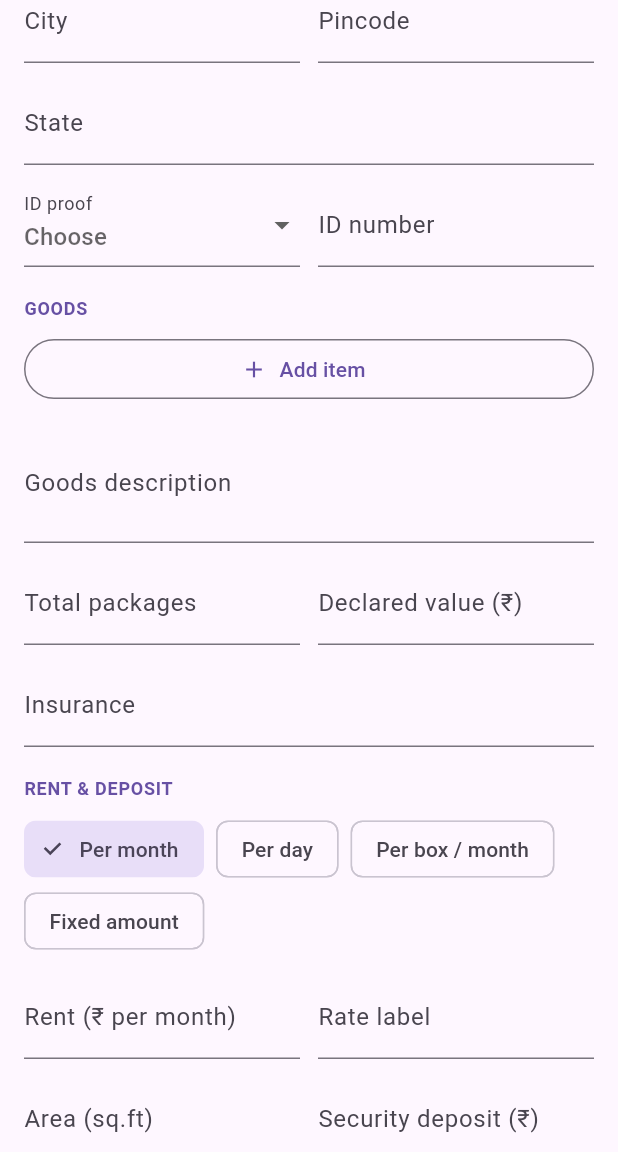
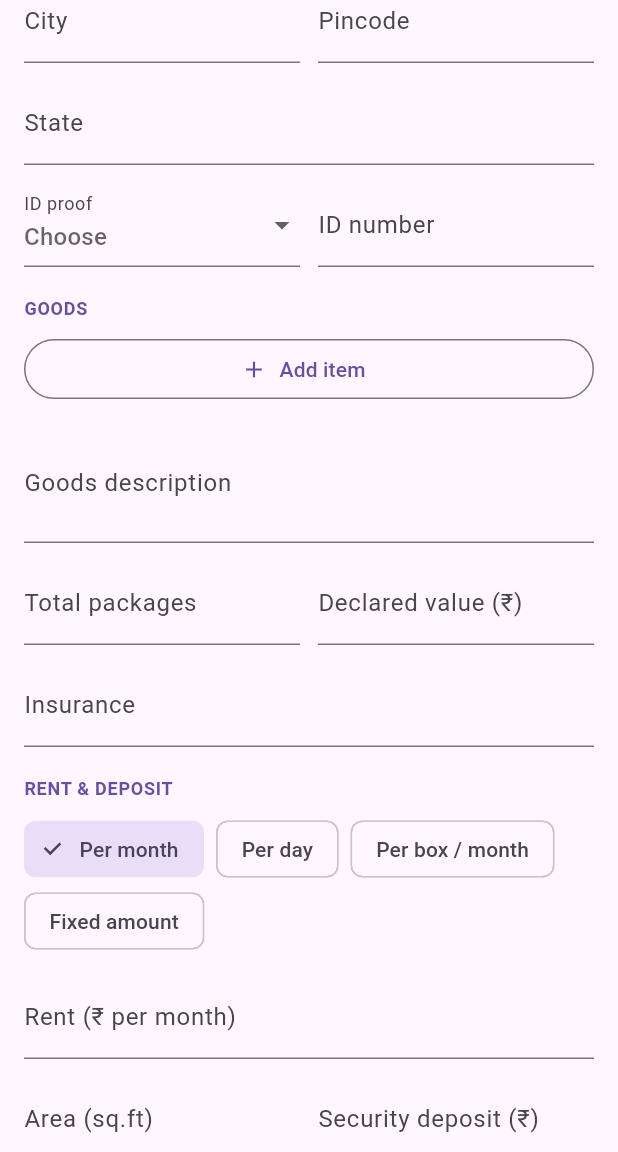
Before and after one commit to DRSGURGAON/storage, a Flutter app: the StorageBookingFormScreen screen opened directly, scrolled down 576 dp, on a phone screen of 412 x 824 dp, the part 84-1236 px from its top. Run offline on Flutter 3.47's test engine with Material 3 defaults, Android fonts, the phone set to English and light mode, and no system bars; our stand-ins replace cloud_firestore, firebase_auth, firebase_core, flutter_riverpod, go_router, image_picker and 5 more; accounts and stored records are empty.

Commit message:
Bring back the blank bill and quotation screens, and make chips readable
The theme gave every button an infinite minimum width. A button that
is a list's child is stretched by the list anyway, but the save bar
under a bill or a quotation puts its button in a Row, and a Row cannot
lay out a child at infinite width. The layout failed, and on a phone
the failure looks like an empty screen under the title. Buttons now
have a minimum height only; the screens that want a full-width button
already ask for one.

Chip labels had no colour of their own and painted white, so on a
white chip "UPI", "Part Payment" and the rest were invisible. They are
ink on white now, white on navy when chosen.

The quotation form also composed its preview from a draft that did not
exist until the record was loaded; the draft now starts empty. Both
forms report a failed load in the same dialog a failed save uses, and
a screen that cannot be built shows the reason in place of the grey
nothing a release build used to show.

The storage form's "Rate label" box, sitting next to the rent, was
being read as a second rent column and filled with a number; the rent
basis already says "per month" or "per box per month", so the box is
gone, and a number saved there earlier is ignored on every paper.

A widget test now renders the four main forms with the real theme and
a real database and fails if any of them comes up empty.

Co-Authored-By: Claude Fable 5.1 <noreply@anthropic.com>
Claude-Session: https://claude.ai/code/session_018yz6ycz2ScGJ5PTqwcZNKh

```diff
--- a/mobile/godown_book/lib/features/reports/services/report_builder.dart
+++ b/mobile/godown_book/lib/features/reports/services/report_builder.dart
@@ -146,7 +146,7 @@ class ReportBuilder {
         since: b.storageStartDate,
         basis: b.rentBasis,
         rate: b.rentRate,
-        rateUnit: b.rentUnitLabel.isEmpty ? b.rentBasis.rateHint : b.rentUnitLabel,
+        rateUnit: b.rentUnit,
         packagesLeft: packages,
         billedUpto: b.rentBilledUpto,
         monthlyRent: _monthlyRent(b, packages),
--- a/mobile/godown_book/lib/features/storage_booking/screens/storage_booking_detail_screen.dart
+++ b/mobile/godown_book/lib/features/storage_booking/screens/storage_booking_detail_screen.dart
@@ -369,7 +369,7 @@ class _StorageBookingDetailScreenState extends State<StorageBookingDetailScreen>
           SignatureDetail(
             'Storage charge',
             b.rentRate > 0
-                ? '₹${_qty(b.rentRate)} ${b.rentUnitLabel.isEmpty ? b.rentBasis.rateHint : b.rentUnitLabel}'
+                ? '₹${_qty(b.rentRate)} ${b.rentUnit}'
                 : 'As agreed',
           ),
           if (b.securityDeposit > 0)
@@ -553,7 +553,7 @@ class _StorageBookingDetailScreenState extends State<StorageBookingDetailScreen>
 
   Widget _rentCard(StorageBookingModel b) {
     final rate = b.rentRate > 0
-        ? '₹${_qty(b.rentRate)} ${b.rentUnitLabel.isEmpty ? b.rentBasis.label.toLowerCase() : b.rentUnitLabel}'
+        ? '₹${_qty(b.rentRate)} ${b.rentUnit}'
         : 'Not set';
     return Card(
       child: Padding(
--- a/mobile/godown_book/lib/features/storage_booking/screens/storage_booking_form_screen.dart
+++ b/mobile/godown_book/lib/features/storage_booking/screens/storage_booking_form_screen.dart
@@ -305,7 +305,9 @@ class _StorageBookingFormScreenState extends State<StorageBookingFormScreen>
       expectedEndDate: _expectedEnd?.toIso8601String() ?? '',
       rentBasis: _rentBasis,
       rentRate: _parse(_rentRate),
-      rentUnitLabel: _rentUnitLabel.text.trim(),
+      rentUnitLabel: double.tryParse(_rentUnitLabel.text.trim()) == null
+          ? _rentUnitLabel.text.trim()
+          : '',
       areaSqft: _parse(_areaSqft),
       securityDeposit: _parse(_securityDeposit),
       totalPackages: packagesTyped > 0 ? packagesTyped : packagesFromItems,
@@ -673,30 +675,14 @@ class _StorageBookingFormScreenState extends State<StorageBookingFormScreen>
                   ],
                 ),
                 const SizedBox(height: 12),
-                Row(
-                  children: [
-                    Expanded(
-                      child: TextField(
+                TextField(
                   controller: _rentRate,
                   keyboardType: const TextInputType.numberWithOptions(decimal: true),
                   onChanged: (_) => typedOver(VoiceFieldKind.rent),
                   decoration: voiceDecoration(
-                          'Rent (₹ ${_rentBasis.label.toLowerCase()})',
+                    'Rent (₹ ${_rentBasis.rateHint})',
                     VoiceFieldKind.rent,
                   ),
-                      ),
-                    ),
-                    const SizedBox(width: 12),
-                    Expanded(
-                      child: TextField(
-                        controller: _rentUnitLabel,
-                        decoration: const InputDecoration(
-                          labelText: 'Rate label',
-                          hintText: 'per month / per sq.ft',
-                        ),
-                      ),
-                    ),
-                  ],
                 ),
                 const SizedBox(height: 12),
                 Row(
--- a/mobile/godown_book/lib/features/storage_booking/services/storage_agreement_pdf_service.dart
+++ b/mobile/godown_book/lib/features/storage_booking/services/storage_agreement_pdf_service.dart
@@ -139,7 +139,7 @@ class StorageAgreementPdfService {
 
   pw.Widget _schedule(StorageBookingModel b) {
     final rent = b.rentRate > 0
-        ? '${PdfPageKit.money(b.rentRate)} ${b.rentUnitLabel.trim().isEmpty ? b.rentBasis.label.toLowerCase() : b.rentUnitLabel.trim()}'
+        ? '${PdfPageKit.money(b.rentRate)} ${b.rentUnit}'
             ' (${AmountInWords.convert(b.rentRate)})'
         : 'As mutually agreed';
 
--- a/mobile/godown_book/lib/features/storage_booking/services/storage_receipt_pdf_service.dart
+++ b/mobile/godown_book/lib/features/storage_booking/services/storage_receipt_pdf_service.dart
@@ -233,7 +233,7 @@ class StorageReceiptPdfService {
 
   pw.Widget _rentBlock(StorageBookingModel b) {
     final rate = b.rentRate > 0
-        ? '${PdfPageKit.money(b.rentRate)} ${b.rentUnitLabel.trim().isEmpty ? b.rentBasis.label.toLowerCase() : b.rentUnitLabel.trim()}'
+        ? '${PdfPageKit.money(b.rentRate)} ${b.rentUnit}'
         : 'As agreed';
 
     return PdfBoxRow.equal(gap: 4, [
```
Also changed, not shown: mobile/godown_book/lib/app/theme/app_theme.dart (+23 -4 lines), mobile/godown_book/lib/features/billing/screens/bill_form_screen.dart (+10 -0 lines), mobile/godown_book/lib/features/quotation/screens/quotation_form_screen.dart (+18 -4 lines), mobile/godown_book/lib/features/storage_booking/models/storage_booking_model.dart (+9 -0 lines), mobile/godown_book/lib/main.dart (+19 -0 lines), 1 other file. Lines whose indentation alone changed are shown as unchanged.
